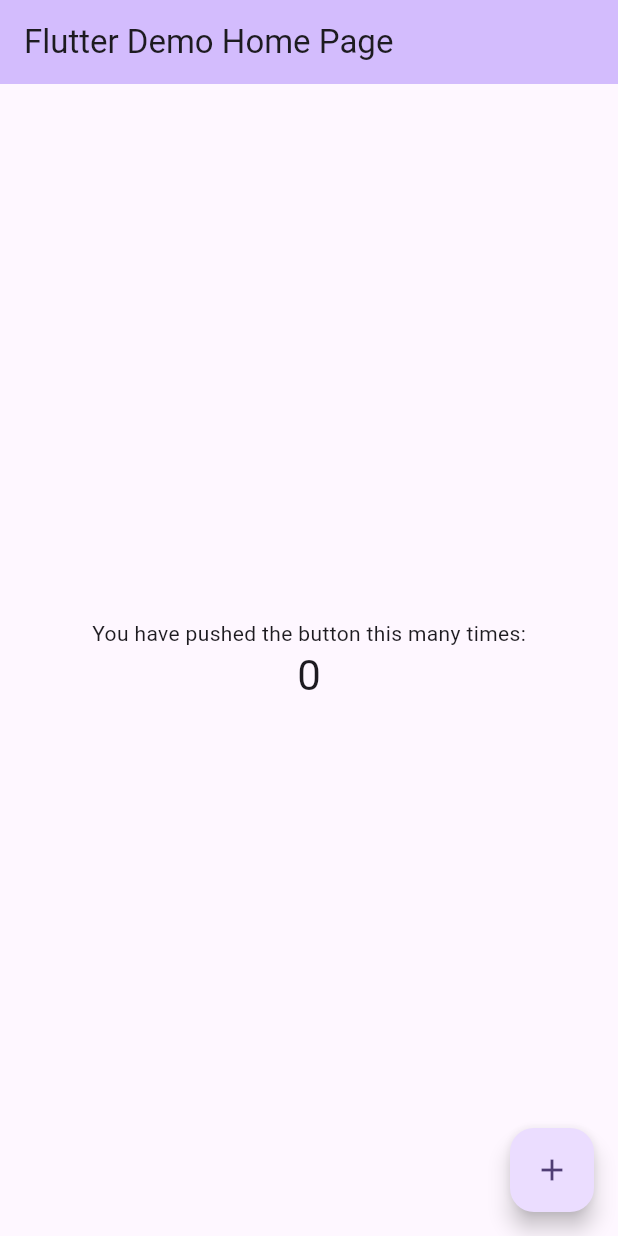
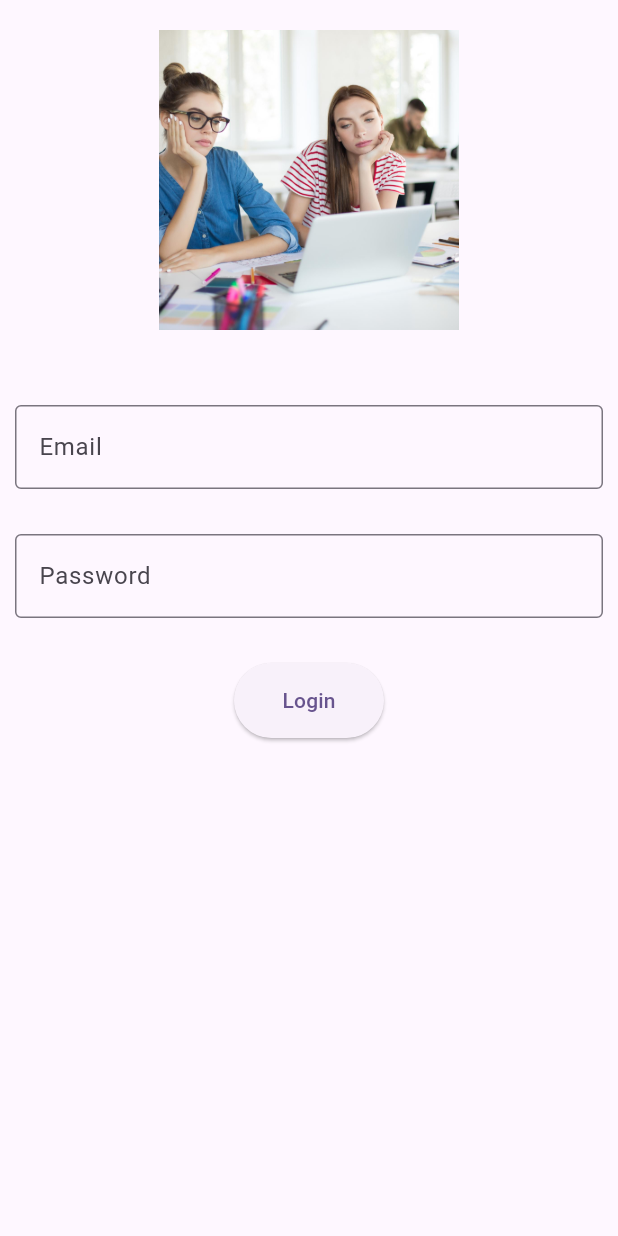
Before and after one commit to princymiracle/task1, a Flutter app: the screen it shows after launch, on a phone screen of 412 x 824 dp. Run offline on Flutter 3.47's test engine with Material 3 defaults, Android fonts, the phone set to English and light mode, and no system bars; our stand-ins replace get; missing offline and left inert: dart:html.

Commit message:
init commit

```diff
--- a/lib/main.dart
+++ b/lib/main.dart
@@ -1,4 +1,10 @@
+import 'dart:html';
+
 import 'package:flutter/material.dart';
+import 'package:get/get.dart';
+import 'package:task1/route/route/routes.dart';
+import 'package:task1/route/route/screen.dart';
+import 'package:task1/route/screen/firstscreen.dart';
 
 void main() {
   runApp(const MyApp());
@@ -10,13 +16,14 @@ class MyApp extends StatelessWidget {
   // This widget is the root of your application.
   @override
   Widget build(BuildContext context) {
-    return MaterialApp(
+    return GetMaterialApp(
       title: 'Flutter Demo',
       theme: ThemeData(
         colorScheme: ColorScheme.fromSeed(seedColor: Colors.deepPurple),
         useMaterial3: true,
       ),
-      home: const MyHomePage(title: 'Flutter Demo Home Page'),
+      initialRoute: Routes.loginPage,
+      getPages: Screens.routes,
     );
   }
 }
--- /dev/null
+++ b/lib/route/route/routes.dart
@@ -0,0 +1,4 @@
+class Routes{
+  static const loginPage = '/loginPage';
+  static const signPage = '/signPage';
+}
--- /dev/null
+++ b/lib/route/route/screen.dart
@@ -0,0 +1,13 @@
+import 'package:get/get.dart';
+import 'package:task1/route/route/routes.dart';
+import 'package:task1/route/screen/firstscreen.dart';
+import 'package:task1/route/screen/secondpage.dart';
+
+class Screens{
+
+   static final routes =[
+    GetPage(name: Routes.loginPage, page: () => LoginPage()),
+    GetPage(name: Routes.signPage, page: () => SignPage()),
+
+   ];
+}
--- /dev/null
+++ b/lib/route/screen/firstscreen.dart
@@ -0,0 +1,61 @@
+import 'package:flutter/material.dart';
+import 'package:get/get.dart';
+import 'package:task1/route/route/routes.dart';
+
+class LoginPage extends StatefulWidget {
+  const LoginPage({super.key});
+
+  @override
+  State<LoginPage> createState() => _LoginPageState();
+}
+
+class _LoginPageState extends State<LoginPage> {
+  TextEditingController emailController = TextEditingController();
+  TextEditingController passController = TextEditingController();
+  @override
+  Widget build(BuildContext context) {
+    return Scaffold(
+      body: Column(
+        children: [
+            Padding(
+              padding: const EdgeInsets.all(20.0),
+              child: Center(
+                  child: Image.asset('assets/images/l1.png',fit: BoxFit.cover,height: 200,width: 200,),),
+            ),
+          SizedBox(height: 20,),
+          Padding(
+            padding: const EdgeInsets.all(10.0),
+            child: TextFormField(
+              controller: emailController,
+              decoration: InputDecoration(
+                border: OutlineInputBorder(),
+                labelText: 'Email',
+                hintText: 'Enter your email',
+              ),
+            ),
+          ),
+          SizedBox(height: 10,),
+          Padding(
+            padding: const EdgeInsets.all(10.0),
+            child: TextFormField(
+              controller: passController,
+              decoration: InputDecoration(
+                border: OutlineInputBorder(),
+                labelText: 'Password',
+                hintText: 'Enter your password',
+              ),
+            ),
+          ),
+          SizedBox(height: 20,),
+
+            ElevatedButton(onPressed: () => Get.toNamed(Routes.signPage),
+             child: Text("Login"),
+              style: ButtonStyle(
+                fixedSize: MaterialStateProperty.all(Size(100, 50),),
+              ),
+            ),
+        ],
+      ),
+    );
+  }
+}
--- a/pubspec.yaml
+++ b/pubspec.yaml
@@ -35,6 +35,7 @@ dependencies:
   # The following adds the Cupertino Icons font to your application.
   # Use with the CupertinoIcons class for iOS style icons.
   cupertino_icons: ^1.0.2
+  get:
 
 dev_dependencies:
   flutter_test:
@@ -59,8 +60,8 @@ flutter:
   uses-material-design: true
 
   # To add assets to your application, add an assets section, like this:
-  # assets:
-  #   - images/a_dot_burr.jpeg
+  assets:
+     - assets/images/
   #   - images/a_dot_ham.jpeg
 
   # An image asset can refer to one or more resolution-specific "variants", see
```
Also changed, not shown: lib/conditional.dart (+13 -0 lines), lib/route/screen/secondpage.dart (added, +71 -0 lines), assets/images/l1.png (added), pubspec.lock.
